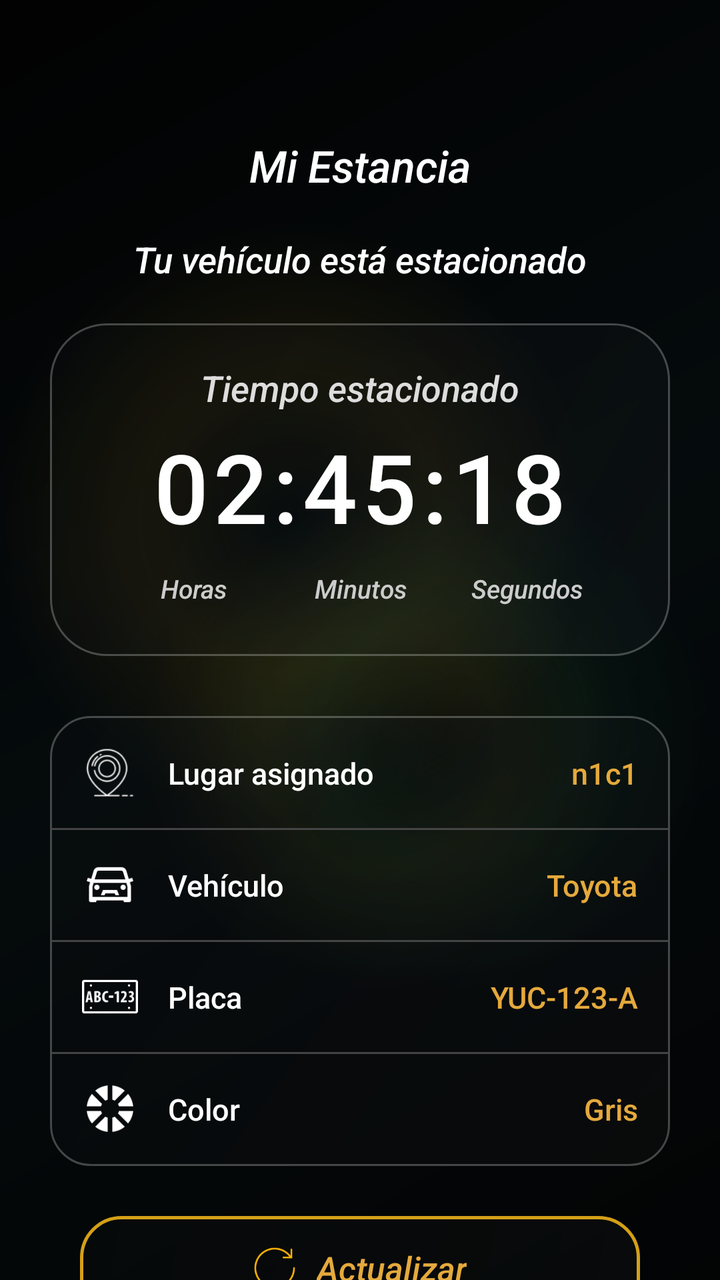
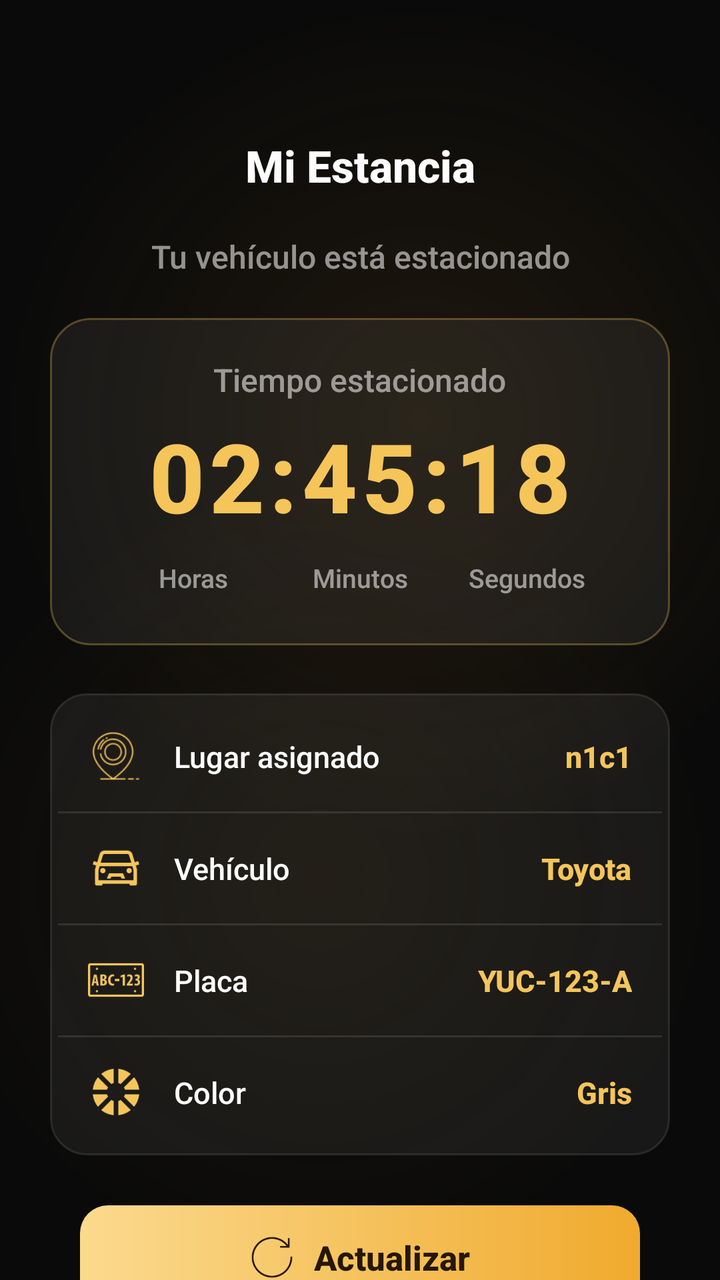

The first picture is an Android layout as it rendered before a commit; the second is the same layout after the commit. The layout source and the unified diff follow.
<!-- AndroidManifest.xml: application theme Theme.AppKaaxPark -->
<!-- res/layout/activity_estancia_vehiculo.xml -->
<?xml version="1.0" encoding="utf-8"?>
<androidx.constraintlayout.widget.ConstraintLayout
    xmlns:android="http://schemas.android.com/apk/res/android"
    xmlns:app="http://schemas.android.com/apk/res-auto"
    xmlns:tools="http://schemas.android.com/tools"
    android:layout_width="match_parent"
    android:layout_height="match_parent"
    tools:context=".Cliente.EstanciaVehiculo"
    android:background="@drawable/bg_screen_glass">

    <TextView
        android:id="@+id/txtTitulo"
        android:layout_width="wrap_content"
        android:layout_height="wrap_content"
        android:layout_marginTop="68dp"
        android:text="Mi Estancia"
        android:textColor="#FFFFFF"
        android:textSize="22sp"
        android:textStyle="italic"
        app:layout_constraintEnd_toEndOf="parent"
        app:layout_constraintStart_toStartOf="parent"
        app:layout_constraintTop_toTopOf="parent" />

    <TextView
        android:id="@+id/txtSubtitulo"
        android:layout_width="0dp"
        android:layout_height="wrap_content"
        android:layout_marginStart="32dp"
        android:layout_marginTop="20dp"
        android:layout_marginEnd="32dp"
        android:text="Tu vehículo está estacionado"
        android:textColor="#FFFFFF"
        android:textSize="18sp"
        android:textStyle="italic"
        android:gravity="center"
        app:layout_constraintEnd_toEndOf="parent"
        app:layout_constraintStart_toStartOf="parent"
        app:layout_constraintTop_toBottomOf="@id/txtTitulo" />

    <LinearLayout
        android:id="@+id/containerCronometro"
        android:layout_width="match_parent"
        android:layout_height="wrap_content"
        android:layout_marginStart="25dp"
        android:layout_marginTop="20dp"
        android:layout_marginEnd="25dp"
        android:background="@drawable/bg_timer_estancia"
        android:gravity="center_horizontal"
        android:orientation="vertical"
        android:paddingTop="20dp"
        android:paddingBottom="25dp"
        app:layout_constraintTop_toBottomOf="@id/txtSubtitulo">

        <TextView
            android:layout_width="wrap_content"
            android:layout_height="wrap_content"
            android:text="Tiempo estacionado"
            android:textColor="#DDDDDD"
            android:textStyle="italic"
            android:textSize="18sp" />

        <TextView
            android:id="@+id/txtTiempoMarcador"
            android:layout_width="wrap_content"
            android:layout_height="wrap_content"
            android:layout_marginTop="5dp"
            android:text="02:45:18"
            android:textColor="#FFFFFF"
            android:textSize="48sp"
            android:letterSpacing="0.05" />

        <LinearLayout
            android:layout_width="match_parent"
            android:layout_height="wrap_content"
            android:layout_marginTop="10dp"
            android:layout_marginStart="30dp"
            android:layout_marginEnd="30dp"
            android:orientation="horizontal">

            <TextView
                android:layout_width="0dp"
                android:layout_height="wrap_content"
                android:layout_weight="1"
                android:gravity="center"
                android:text="Horas"
                android:textStyle="italic"
                android:textColor="#CCCCCC"
                android:textSize="13sp" />

            <TextView
                android:layout_width="0dp"
                android:layout_height="wrap_content"
                android:layout_weight="1"
                android:gravity="center"
                android:text="Minutos"
                android:textStyle="italic"
                android:textColor="#CCCCCC"
                android:textSize="13sp" />

            <TextView
                android:layout_width="0dp"
                android:layout_height="wrap_content"
                android:layout_weight="1"
                android:gravity="center"
                android:text="Segundos"
                android:textStyle="italic"
                android:textColor="#CCCCCC"
                android:textSize="13sp" />
        </LinearLayout>
    </LinearLayout>

    <LinearLayout
        android:id="@+id/containerDetalleVehiculo"
        android:layout_width="match_parent"
        android:layout_height="wrap_content"
        android:layout_marginStart="25dp"
        android:layout_marginTop="30dp"
        android:layout_marginEnd="25dp"
        android:background="@drawable/border_detalle_estancia"
        android:orientation="vertical"
        android:padding="1dp"
        app:layout_constraintTop_toBottomOf="@id/containerCronometro">

        <RelativeLayout
            android:layout_width="match_parent"
            android:layout_height="55dp"
            android:paddingHorizontal="15dp"
            android:gravity="center_vertical">
            <ImageView
                android:id="@+id/icRowLugar"
                android:layout_width="28dp"
                android:layout_height="28dp"
                android:layout_centerVertical="true"
                android:src="@drawable/icon_lugar" />
            <TextView
                android:layout_width="wrap_content"
                android:layout_height="wrap_content"
                android:layout_toEndOf="@id/icRowLugar"
                android:layout_marginStart="15dp"
                android:layout_centerVertical="true"
                android:text="Lugar asignado"
                android:textColor="#FFFFFF"
                android:textSize="15sp" />
            <TextView
                android:id="@+id/txtDetalleLugar"
                android:layout_width="wrap_content"
                android:layout_height="wrap_content"
                android:layout_alignParentEnd="true"
                android:layout_centerVertical="true"
                android:text="n1c1"
                android:textColor="#E5A93C"
                android:textSize="15sp" />
        </RelativeLayout>

        <View android:layout_width="match_parent" android:layout_height="1dp" android:background="#444444" />

        <RelativeLayout
            android:layout_width="match_parent"
            android:layout_height="55dp"
            android:paddingHorizontal="15dp"
            android:gravity="center_vertical">
            <ImageView
                android:id="@+id/icRowVehiculo"
                android:layout_width="28dp"
                android:layout_height="28dp"
                android:layout_centerVertical="true"
                android:src="@drawable/icon_vehiculo" />
            <TextView
                android:layout_width="wrap_content"
                android:layout_height="wrap_content"
                android:layout_toEndOf="@id/icRowVehiculo"
                android:layout_marginStart="15dp"
                android:layout_centerVertical="true"
                android:text="Vehículo"
                android:textColor="#FFFFFF"
                android:textSize="15sp" />
            <TextView
                android:id="@+id/txtDetalleMarca"
                android:layout_width="wrap_content"
                android:layout_height="wrap_content"
                android:layout_alignParentEnd="true"
                android:layout_centerVertical="true"
                android:text="Toyota"
                android:textColor="#E5A93C"
                android:textSize="15sp" />
        </RelativeLayout>

        <View android:layout_width="match_parent" android:layout_height="1dp" android:background="#444444" />

        <RelativeLayout
            android:layout_width="match_parent"
            android:layout_height="55dp"
            android:paddingHorizontal="15dp"
            android:gravity="center_vertical">
            <ImageView
                android:id="@+id/ic稳Placa"
                android:layout_width="28dp"
                android:layout_height="28dp"
                android:layout_centerVertical="true"
                android:src="@drawable/icon_placa" />
            <TextView
                android:layout_width="wrap_content"
                android:layout_height="wrap_content"
                android:layout_toEndOf="@id/ic稳Placa"
                android:layout_marginStart="15dp"
                android:layout_centerVertical="true"
                android:text="Placa"
                android:textColor="#FFFFFF"
                android:textSize="15sp" />
            <TextView
                android:id="@+id/txtDetallePlaca"
                android:layout_width="wrap_content"
                android:layout_height="wrap_content"
                android:layout_alignParentEnd="true"
                android:layout_centerVertical="true"
                android:text="YUC-123-A"
                android:textColor="#E5A93C"
                android:textSize="15sp" />
        </RelativeLayout>

        <View android:layout_width="match_parent" android:layout_height="1dp" android:background="#444444" />

        <RelativeLayout
            android:layout_width="match_parent"
            android:layout_height="55dp"
            android:paddingHorizontal="15dp"
            android:gravity="center_vertical">
            <ImageView
                android:id="@+id/icRowColor"
                android:layout_width="28dp"
                android:layout_height="28dp"
                android:layout_centerVertical="true"
                android:src="@drawable/icon_color" />
            <TextView
                android:layout_width="wrap_content"
                android:layout_height="wrap_content"
                android:layout_toEndOf="@id/icRowColor"
                android:layout_marginStart="15dp"
                android:layout_centerVertical="true"
                android:text="Color"
                android:textColor="#FFFFFF"
                android:textSize="15sp" />
            <TextView
                android:id="@+id/txtDetalleColor"
                android:layout_width="wrap_content"
                android:layout_height="wrap_content"
                android:layout_alignParentEnd="true"
                android:layout_centerVertical="true"
                android:text="Gris"
                android:textColor="#E5A93C"
                android:textSize="15sp" />
        </RelativeLayout>
    </LinearLayout>

    <LinearLayout
        android:id="@+id/btnActualizar"
        android:layout_width="match_parent"
        android:layout_height="52dp"
        android:layout_marginStart="40dp"
        android:layout_marginTop="25dp"
        android:layout_marginEnd="40dp"
        android:background="@drawable/border_boton_actualizar"
        android:orientation="horizontal"
        android:gravity="center"
        android:clickable="true"
        android:focusable="true"
        app:layout_constraintTop_toBottomOf="@id/containerDetalleVehiculo">

        <ImageView
            android:layout_width="22dp"
            android:layout_height="22dp"
            android:layout_marginEnd="10dp"
            android:src="@drawable/icon_actualizar" />

        <TextView
            android:layout_width="wrap_content"
            android:layout_height="wrap_content"
            android:text="Actualizar"
            android:textStyle="italic"
            android:textColor="#E5A93C"
            android:textSize="17sp" />
    </LinearLayout>

</androidx.constraintlayout.widget.ConstraintLayout>
<!-- resources referenced by this layout -->
<resources>
  <!-- drawable bg_screen_glass (drawable) -->
  <?xml version="1.0" encoding="utf-8"?>
  <layer-list xmlns:android="http://schemas.android.com/apk/res/android">
  
      <item>
          <shape android:shape="rectangle">
              <gradient
                  android:angle="135"
                  android:startColor="#050607"
                  android:centerColor="#081114"
                  android:endColor="#030303" />
          </shape>
      </item>
  
      <item
          android:left="-70dp"
          android:top="-120dp">
          <shape android:shape="oval">
              <size
                  android:width="260dp"
                  android:height="260dp" />
              <gradient
                  android:type="radial"
                  android:gradientRadius="150dp"
                  android:centerColor="#26D4A017"
                  android:endColor="#00D4A017" />
          </shape>
      </item>
  
      <item
          android:right="-90dp"
          android:top="90dp">
          <shape android:shape="oval">
              <size
                  android:width="240dp"
                  android:height="240dp" />
              <gradient
                  android:type="radial"
                  android:gradientRadius="130dp"
                  android:centerColor="#182ECC71"
                  android:endColor="#002ECC71" />
          </shape>
      </item>
  
      <item
          android:left="20dp"
          android:bottom="-110dp">
          <shape android:shape="oval">
              <size
                  android:width="220dp"
                  android:height="220dp" />
              <gradient
                  android:type="radial"
                  android:gradientRadius="120dp"
                  android:centerColor="#1AD4A017"
                  android:endColor="#00D4A017" />
          </shape>
      </item>
  
      <item>
          <shape android:shape="rectangle">
              <solid android:color="@color/glass_scrim" />
          </shape>
      </item>
  
  </layer-list>
  <!-- drawable bg_timer_estancia (drawable) -->
  <?xml version="1.0" encoding="utf-8"?>
  <shape xmlns:android="http://schemas.android.com/apk/res/android">
      <gradient
          android:angle="135"
          android:startColor="#3A1C2024"
          android:centerColor="#28171B1F"
          android:endColor="#20101214" />
      <stroke
          android:width="1dp"
          android:color="@color/glass_border" />
      <corners android:radius="28dp" />
  </shape>
  <!-- drawable border_boton_actualizar (drawable) -->
  <?xml version="1.0" encoding="utf-8"?>
  <shape xmlns:android="http://schemas.android.com/apk/res/android"
      android:shape="rectangle">
      <gradient
          android:angle="135"
          android:startColor="#33191D21"
          android:centerColor="#26171B1F"
          android:endColor="#20101214" />
      <stroke
          android:width="1.5dp"
          android:color="@color/gold_primary" />
      <corners android:radius="20dp" />
  </shape>
  <!-- drawable border_detalle_estancia (drawable) -->
  <?xml version="1.0" encoding="utf-8"?>
  <shape xmlns:android="http://schemas.android.com/apk/res/android">
      <gradient
          android:angle="135"
          android:startColor="#33191D21"
          android:centerColor="#26171B1F"
          android:endColor="#20101214" />
      <stroke
          android:width="1dp"
          android:color="@color/glass_border" />
      <corners android:radius="20dp" />
  </shape>
  <style name="Theme.AppKaaxPark" parent="Base.Theme.AppKaaxPark" />
  <color name="glass_scrim">#66000000</color>
  <color name="glass_border">#40FFFFFF</color>
  <color name="gold_primary">#D4A017</color>
  <color name="black">#FF000000</color>
  <color name="gold_secondary">#E5A93C</color>
  <color name="gold_light">#F0C24B</color>
  <color name="glass_surface">#33191D21</color>
  <color name="white">#FFFFFFFF</color>
  <color name="glass_surface_soft">#22191D21</color>
  <style name="Widget.AppKaaxPark.EditText" parent="@android:style/Widget.EditText">
          <item name="android:fontFamily">sans-serif-medium</item>
      </style>
  <!-- unchanged entries left out for length: 8 -->
</resources>

<!-- the commit's change to res/layout/activity_estancia_vehiculo.xml (unified diff, before → after) -->
@@ -14,9 +14,9 @@
         android:layout_height="wrap_content"
         android:layout_marginTop="68dp"
         android:text="Mi Estancia"
-        android:textColor="#FFFFFF"
+        android:textColor="#FDFDFD"
         android:textSize="22sp"
-        android:textStyle="italic"
+        android:textStyle="bold"
         app:layout_constraintEnd_toEndOf="parent"
         app:layout_constraintStart_toStartOf="parent"
         app:layout_constraintTop_toTopOf="parent" />
@@ -29,9 +29,8 @@
         android:layout_marginTop="20dp"
         android:layout_marginEnd="32dp"
         android:text="Tu vehículo está estacionado"
-        android:textColor="#FFFFFF"
-        android:textSize="18sp"
-        android:textStyle="italic"
+        android:textColor="#8CFFFFFF"
+        android:textSize="16sp"
         android:gravity="center"
         app:layout_constraintEnd_toEndOf="parent"
         app:layout_constraintStart_toStartOf="parent"
@@ -44,7 +43,7 @@
         android:layout_marginStart="25dp"
         android:layout_marginTop="20dp"
         android:layout_marginEnd="25dp"
-        android:background="@drawable/bg_timer_estancia"
+        android:background="@drawable/bg_glass_card_gold"
         android:gravity="center_horizontal"
         android:orientation="vertical"
         android:paddingTop="20dp"
@@ -55,9 +54,8 @@
             android:layout_width="wrap_content"
             android:layout_height="wrap_content"
             android:text="Tiempo estacionado"
-            android:textColor="#DDDDDD"
-            android:textStyle="italic"
-            android:textSize="18sp" />
+            android:textColor="#8CFFFFFF"
+            android:textSize="16sp" />
 
         <TextView
             android:id="@+id/txtTiempoMarcador"
@@ -65,8 +63,9 @@
             android:layout_height="wrap_content"
             android:layout_marginTop="5dp"
             android:text="02:45:18"
-            android:textColor="#FFFFFF"
+            android:textColor="#F5C55A"
             android:textSize="48sp"
+            android:textStyle="bold"
             android:letterSpacing="0.05" />
 
         <LinearLayout
@@ -83,8 +82,7 @@
                 android:layout_weight="1"
                 android:gravity="center"
                 android:text="Horas"
-                android:textStyle="italic"
-                android:textColor="#CCCCCC"
+                android:textColor="#8CFFFFFF"
                 android:textSize="13sp" />
 
             <TextView
@@ -93,8 +91,7 @@
                 android:layout_weight="1"
                 android:gravity="center"
                 android:text="Minutos"
-                android:textStyle="italic"
-                android:textColor="#CCCCCC"
+                android:textColor="#8CFFFFFF"
                 android:textSize="13sp" />
 
             <TextView
@@ -103,8 +100,7 @@
                 android:layout_weight="1"
                 android:gravity="center"
                 android:text="Segundos"
-                android:textStyle="italic"
-                android:textColor="#CCCCCC"
+                android:textColor="#8CFFFFFF"
                 android:textSize="13sp" />
         </LinearLayout>
     </LinearLayout>
@@ -114,11 +110,11 @@
         android:layout_width="match_parent"
         android:layout_height="wrap_content"
         android:layout_marginStart="25dp"
-        android:layout_marginTop="30dp"
+        android:layout_marginTop="24dp"
         android:layout_marginEnd="25dp"
-        android:background="@drawable/border_detalle_estancia"
+        android:background="@drawable/bg_glass_card"
         android:orientation="vertical"
-        android:padding="1dp"
+        android:padding="4dp"
         app:layout_constraintTop_toBottomOf="@id/containerCronometro">
 
         <RelativeLayout
@@ -131,7 +127,8 @@
                 android:layout_width="28dp"
                 android:layout_height="28dp"
                 android:layout_centerVertical="true"
-                android:src="@drawable/icon_lugar" />
+                android:src="@drawable/icon_lugar"
+                app:tint="#F5C55A" />
             <TextView
                 android:layout_width="wrap_content"
                 android:layout_height="wrap_content"
@@ -139,7 +136,7 @@
                 android:layout_marginStart="15dp"
                 android:layout_centerVertical="true"
                 android:text="Lugar asignado"
-                android:textColor="#FFFFFF"
+                android:textColor="#FDFDFD"
                 android:textSize="15sp" />
             <TextView
                 android:id="@+id/txtDetalleLugar"
@@ -148,11 +145,12 @@
                 android:layout_alignParentEnd="true"
                 android:layout_centerVertical="true"
                 android:text="n1c1"
-                android:textColor="#E5A93C"
-                android:textSize="15sp" />
-        </RelativeLayout>
-
-        <View android:layout_width="match_parent" android:layout_height="1dp" android:background="#444444" />
+                android:textColor="#F5C55A"
+                android:textSize="15sp"
+                android:textStyle="bold" />
+        </RelativeLayout>
+
+        <View android:layout_width="match_parent" android:layout_height="1dp" android:background="#1AFFFFFF" />
 
         <RelativeLayout
             android:layout_width="match_parent"
@@ -164,7 +162,8 @@
                 android:layout_width="28dp"
                 android:layout_height="28dp"
                 android:layout_centerVertical="true"
-                android:src="@drawable/icon_vehiculo" />
+                android:src="@drawable/icon_vehiculo"
+                app:tint="#F5C55A" />
             <TextView
                 android:layout_width="wrap_content"
                 android:layout_height="wrap_content"
@@ -172,7 +171,7 @@
                 android:layout_marginStart="15dp"
                 android:layout_centerVertical="true"
                 android:text="Vehículo"
-                android:textColor="#FFFFFF"
+                android:textColor="#FDFDFD"
                 android:textSize="15sp" />
             <TextView
                 android:id="@+id/txtDetalleMarca"
@@ -181,31 +180,33 @@
                 android:layout_alignParentEnd="true"
                 android:layout_centerVertical="true"
                 android:text="Toyota"
-                android:textColor="#E5A93C"
-                android:textSize="15sp" />
-        </RelativeLayout>
-
-        <View android:layout_width="match_parent" android:layout_height="1dp" android:background="#444444" />
-
-        <RelativeLayout
-            android:layout_width="match_parent"
-            android:layout_height="55dp"
-            android:paddingHorizontal="15dp"
-            android:gravity="center_vertical">
-            <ImageView
-                android:id="@+id/ic稳Placa"
-                android:layout_width="28dp"
-                android:layout_height="28dp"
-                android:layout_centerVertical="true"
-                android:src="@drawable/icon_placa" />
-            <TextView
-                android:layout_width="wrap_content"
-                android:layout_height="wrap_content"
-                android:layout_toEndOf="@id/ic稳Placa"
+                android:textColor="#F5C55A"
+                android:textSize="15sp"
+                android:textStyle="bold" />
+        </RelativeLayout>
+
+        <View android:layout_width="match_parent" android:layout_height="1dp" android:background="#1AFFFFFF" />
+
+        <RelativeLayout
+            android:layout_width="match_parent"
+            android:layout_height="55dp"
+            android:paddingHorizontal="15dp"
+            android:gravity="center_vertical">
+            <ImageView
+                android:id="@+id/icPlaca"
+                android:layout_width="28dp"
+                android:layout_height="28dp"
+                android:layout_centerVertical="true"
+                android:src="@drawable/icon_placa"
+                app:tint="#F5C55A" />
+            <TextView
+                android:layout_width="wrap_content"
+                android:layout_height="wrap_content"
+                android:layout_toEndOf="@id/icPlaca"
                 android:layout_marginStart="15dp"
                 android:layout_centerVertical="true"
                 android:text="Placa"
-                android:textColor="#FFFFFF"
+                android:textColor="#FDFDFD"
                 android:textSize="15sp" />
             <TextView
                 android:id="@+id/txtDetallePlaca"
@@ -214,11 +215,12 @@
                 android:layout_alignParentEnd="true"
                 android:layout_centerVertical="true"
                 android:text="YUC-123-A"
-                android:textColor="#E5A93C"
-                android:textSize="15sp" />
-        </RelativeLayout>
-
-        <View android:layout_width="match_parent" android:layout_height="1dp" android:background="#444444" />
+                android:textColor="#F5C55A"
+                android:textSize="15sp"
+                android:textStyle="bold" />
+        </RelativeLayout>
+
+        <View android:layout_width="match_parent" android:layout_height="1dp" android:background="#1AFFFFFF" />
 
         <RelativeLayout
             android:layout_width="match_parent"
@@ -230,7 +232,8 @@
                 android:layout_width="28dp"
                 android:layout_height="28dp"
                 android:layout_centerVertical="true"
-                android:src="@drawable/icon_color" />
+                android:src="@drawable/icon_color"
+                app:tint="#F5C55A" />
             <TextView
                 android:layout_width="wrap_content"
                 android:layout_height="wrap_content"
@@ -238,7 +241,7 @@
                 android:layout_marginStart="15dp"
                 android:layout_centerVertical="true"
                 android:text="Color"
-                android:textColor="#FFFFFF"
+                android:textColor="#FDFDFD"
                 android:textSize="15sp" />
             <TextView
                 android:id="@+id/txtDetalleColor"
@@ -247,8 +250,9 @@
                 android:layout_alignParentEnd="true"
                 android:layout_centerVertical="true"
                 android:text="Gris"
-                android:textColor="#E5A93C"
-                android:textSize="15sp" />
+                android:textColor="#F5C55A"
+                android:textSize="15sp"
+                android:textStyle="bold" />
         </RelativeLayout>
     </LinearLayout>
 
@@ -259,7 +263,7 @@
         android:layout_marginStart="40dp"
         android:layout_marginTop="25dp"
         android:layout_marginEnd="40dp"
-        android:background="@drawable/border_boton_actualizar"
+        android:background="@drawable/bg_button_gold"
         android:orientation="horizontal"
         android:gravity="center"
         android:clickable="true"
@@ -270,14 +274,15 @@
             android:layout_width="22dp"
             android:layout_height="22dp"
             android:layout_marginEnd="10dp"
-            android:src="@drawable/icon_actualizar" />
+            android:src="@drawable/icon_actualizar"
+            app:tint="#241705" />
 
         <TextView
             android:layout_width="wrap_content"
             android:layout_height="wrap_content"
             android:text="Actualizar"
-            android:textStyle="italic"
-            android:textColor="#E5A93C"
+            android:textColor="#241705"
+            android:textStyle="bold"
             android:textSize="17sp" />
     </LinearLayout>
 
<!-- resource entries referenced after the edit -->
@@ -1,113 +1,74 @@
 <!-- resources referenced by this layout -->
 <resources>
+  <!-- drawable bg_button_gold (drawable) -->
+  <?xml version="1.0" encoding="utf-8"?>
+  <shape xmlns:android="http://schemas.android.com/apk/res/android"
+      android:shape="rectangle">
+      <gradient
+          android:angle="0"
+          android:startColor="#FBDA8E"
+          android:endColor="#F0AA2E" />
+      <corners android:radius="14dp" />
+  </shape>
+  <!-- drawable bg_glass_card (drawable) -->
+  <?xml version="1.0" encoding="utf-8"?>
+  <shape xmlns:android="http://schemas.android.com/apk/res/android"
+      android:shape="rectangle">
+      <solid android:color="#0FFFFFFF" /> 
+      <stroke
+          android:width="1dp"
+          android:color="#1AFFFFFF" /> 
+      <corners android:radius="18dp" />
+  </shape>
+  <!-- drawable bg_glass_card_gold (drawable) -->
+  <?xml version="1.0" encoding="utf-8"?>
+  <shape xmlns:android="http://schemas.android.com/apk/res/android"
+      android:shape="rectangle">
+      <solid android:color="#0FFFFFFF" /> 
+      <stroke
+          android:width="1dp"
+          android:color="#4DF5C55A" /> 
+      <corners android:radius="20dp" />
+  </shape>
   <!-- drawable bg_screen_glass (drawable) -->
   <?xml version="1.0" encoding="utf-8"?>
   <layer-list xmlns:android="http://schemas.android.com/apk/res/android">
   
+      
       <item>
           <shape android:shape="rectangle">
-              <gradient
-                  android:angle="135"
-                  android:startColor="#050607"
-                  android:centerColor="#081114"
-                  android:endColor="#030303" />
+              <solid android:color="#0A0A0A" />
           </shape>
       </item>
   
-      <item
-          android:left="-70dp"
-          android:top="-120dp">
+      
+      <item android:gravity="top|start">
           <shape android:shape="oval">
-              <size
-                  android:width="260dp"
-                  android:height="260dp" />
+              <size android:width="420dp" android:height="420dp" />
               <gradient
                   android:type="radial"
-                  android:gradientRadius="150dp"
-                  android:centerColor="#26D4A017"
-                  android:endColor="#00D4A017" />
+                  android:gradientRadius="210dp"
+                  android:centerColor="#333A2A10"
+                  android:startColor="#663A2A10"
+                  android:endColor="#000A0A0A" />
           </shape>
       </item>
   
-      <item
-          android:right="-90dp"
-          android:top="90dp">
+      
+      <item android:gravity="bottom|end">
           <shape android:shape="oval">
-              <size
-                  android:width="240dp"
-                  android:height="240dp" />
+              <size android:width="400dp" android:height="400dp" />
               <gradient
                   android:type="radial"
-                  android:gradientRadius="130dp"
-                  android:centerColor="#182ECC71"
-                  android:endColor="#002ECC71" />
-          </shape>
-      </item>
-  
-      <item
-          android:left="20dp"
-          android:bottom="-110dp">
-          <shape android:shape="oval">
-              <size
-                  android:width="220dp"
-                  android:height="220dp" />
-              <gradient
-                  android:type="radial"
-                  android:gradientRadius="120dp"
-                  android:centerColor="#1AD4A017"
-                  android:endColor="#00D4A017" />
-          </shape>
-      </item>
-  
-      <item>
-          <shape android:shape="rectangle">
-              <solid android:color="@color/glass_scrim" />
+                  android:gradientRadius="200dp"
+                  android:centerColor="#2A2A1F0A"
+                  android:startColor="#552A1F0A"
+                  android:endColor="#000A0A0A" />
           </shape>
       </item>
   
   </layer-list>
-  <!-- drawable bg_timer_estancia (drawable) -->
-  <?xml version="1.0" encoding="utf-8"?>
-  <shape xmlns:android="http://schemas.android.com/apk/res/android">
-      <gradient
-          android:angle="135"
-          android:startColor="#3A1C2024"
-          android:centerColor="#28171B1F"
-          android:endColor="#20101214" />
-      <stroke
-          android:width="1dp"
-          android:color="@color/glass_border" />
-      <corners android:radius="28dp" />
-  </shape>
-  <!-- drawable border_boton_actualizar (drawable) -->
-  <?xml version="1.0" encoding="utf-8"?>
-  <shape xmlns:android="http://schemas.android.com/apk/res/android"
-      android:shape="rectangle">
-      <gradient
-          android:angle="135"
-          android:startColor="#33191D21"
-          android:centerColor="#26171B1F"
-          android:endColor="#20101214" />
-      <stroke
-          android:width="1.5dp"
-          android:color="@color/gold_primary" />
-      <corners android:radius="20dp" />
-  </shape>
-  <!-- drawable border_detalle_estancia (drawable) -->
-  <?xml version="1.0" encoding="utf-8"?>
-  <shape xmlns:android="http://schemas.android.com/apk/res/android">
-      <gradient
-          android:angle="135"
-          android:startColor="#33191D21"
-          android:centerColor="#26171B1F"
-          android:endColor="#20101214" />
-      <stroke
-          android:width="1dp"
-          android:color="@color/glass_border" />
-      <corners android:radius="20dp" />
-  </shape>
   <style name="Theme.AppKaaxPark" parent="Base.Theme.AppKaaxPark" />
-  <color name="glass_scrim">#66000000</color>
   <color name="glass_border">#40FFFFFF</color>
   <color name="gold_primary">#D4A017</color>
   <color name="black">#FF000000</color>
